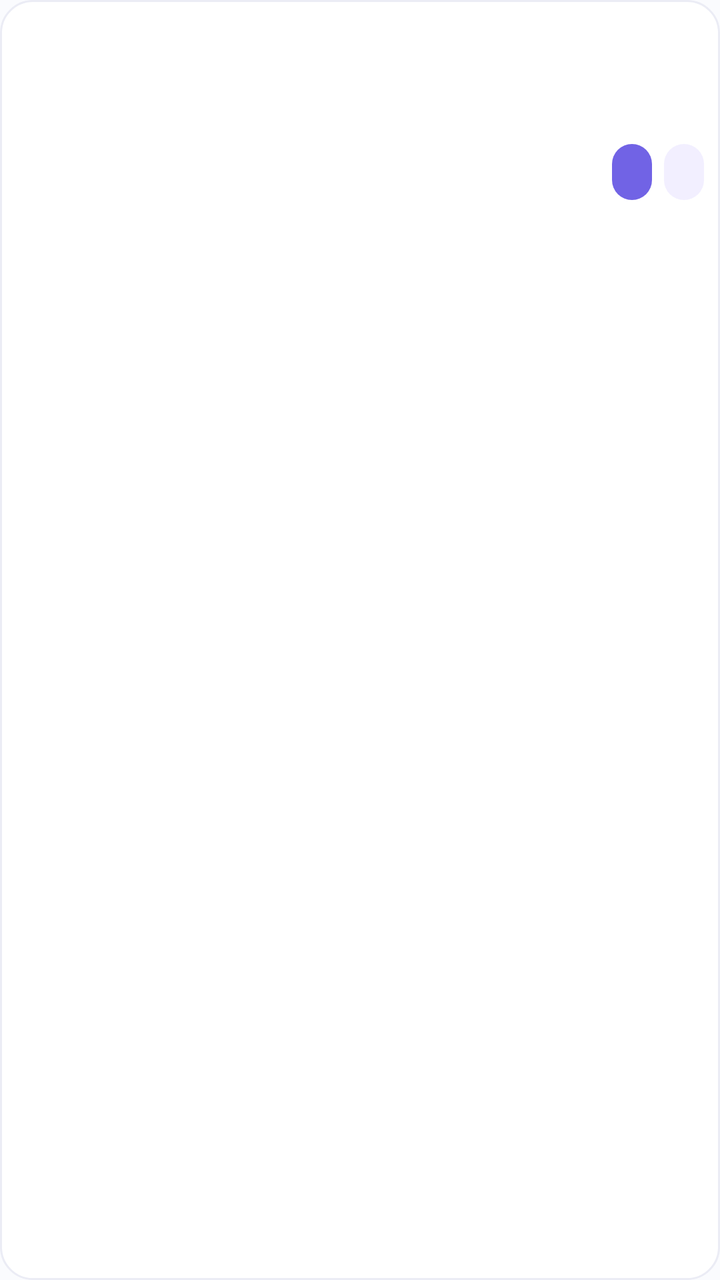
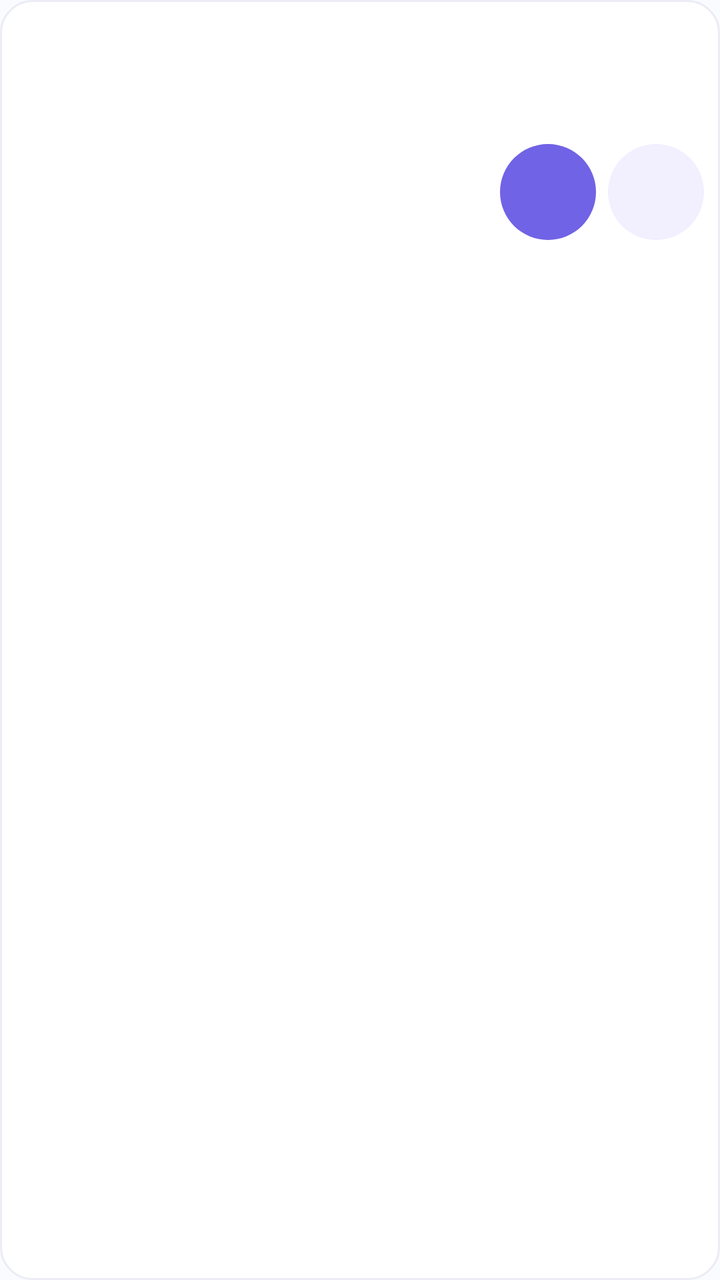

Compare the two renders of this Android layout. The source of the first and the diff that turns it into the second are given below.
<!-- AndroidManifest.xml: application theme Theme.Dose -->
<!-- res/layout/widget_dose_row.xml -->
<LinearLayout xmlns:android="http://schemas.android.com/apk/res/android"
    android:id="@+id/widget_row" android:layout_width="match_parent" android:layout_height="108dp" android:layout_marginBottom="8dp"
    android:padding="8dp" android:orientation="vertical" android:background="@drawable/widget_row_background">
    <LinearLayout android:layout_width="match_parent" android:layout_height="58dp" android:gravity="center_vertical">
        <ImageView android:id="@+id/widget_icon" android:layout_width="34dp" android:layout_height="34dp" android:contentDescription="@null"/>
        <LinearLayout android:layout_width="0dp" android:layout_weight="1" android:layout_height="wrap_content" android:layout_marginStart="8dp" android:orientation="vertical">
            <TextView android:id="@+id/medication_name" android:layout_width="match_parent" android:layout_height="wrap_content" android:textSize="14sp" android:textStyle="bold" android:textColor="#252B43" android:maxLines="1" android:ellipsize="end"/>
            <TextView android:id="@+id/medication_detail" android:layout_width="match_parent" android:layout_height="wrap_content" android:textSize="12sp" android:textColor="#6F748B" android:maxLines="1" android:ellipsize="end"/>
            <LinearLayout android:layout_width="match_parent" android:layout_height="wrap_content" android:paddingTop="5dp">
                <TextView android:id="@+id/widget_row_time" android:layout_width="wrap_content" android:layout_height="wrap_content" android:textSize="11sp" android:textStyle="bold" android:textColor="#7163E5"/>
                <TextView android:id="@+id/widget_row_status" android:layout_width="0dp" android:layout_weight="1" android:layout_height="wrap_content" android:layout_marginStart="8dp" android:textSize="11sp" android:textColor="#6F748B" android:maxLines="1" android:ellipsize="end"/>
            </LinearLayout>
        </LinearLayout>
    </LinearLayout>
    <LinearLayout android:id="@+id/widget_row_actions" android:layout_width="match_parent" android:layout_height="28dp" android:layout_marginTop="6dp" android:gravity="end" android:baselineAligned="false">
        <FrameLayout android:layout_width="wrap_content" android:layout_height="match_parent">
            <TextView android:id="@+id/take_now" android:layout_gravity="end" android:layout_width="wrap_content" android:layout_height="match_parent" android:gravity="center" android:paddingHorizontal="10dp" android:includeFontPadding="false" android:textSize="11sp" android:textStyle="bold" android:maxLines="1" android:ellipsize="end" android:textColor="#FFFFFF" android:background="@drawable/notification_action_primary"/>
        </FrameLayout>
        <FrameLayout android:layout_width="wrap_content" android:layout_height="match_parent" android:layout_marginStart="6dp">
            <TextView android:id="@+id/skip" android:layout_width="wrap_content" android:layout_height="match_parent" android:gravity="center" android:paddingHorizontal="10dp" android:includeFontPadding="false" android:textSize="11sp" android:textStyle="bold" android:maxLines="1" android:ellipsize="end" android:textColor="#5141BE" android:background="@drawable/notification_action_secondary"/>
        </FrameLayout>
    </LinearLayout>
</LinearLayout>
<!-- resources referenced by this layout -->
<resources>
  <!-- drawable notification_action_primary (drawable) -->
  <shape xmlns:android="http://schemas.android.com/apk/res/android" android:shape="rectangle">
      <solid android:color="#7163E5"/><corners android:radius="24dp"/>
  </shape>
  <!-- drawable notification_action_secondary (drawable) -->
  <shape xmlns:android="http://schemas.android.com/apk/res/android" android:shape="rectangle">
      <solid android:color="#F2EFFF"/><corners android:radius="24dp"/>
  </shape>
  <!-- drawable widget_row_background (drawable) -->
  <shape xmlns:android="http://schemas.android.com/apk/res/android"><solid android:color="#FFFFFF"/><corners android:radius="16dp"/><stroke android:width="1dp" android:color="#EBECF5"/></shape>
  <style name="Theme.Dose" parent="Theme.Dose.Light" />
  <style name="Theme.Dose.Light" parent="Theme.Dose.Base.Light" />
  <style name="Theme.Dose.Base.Light" parent="android:style/Theme.Material.Light.NoActionBar">
          <item name="android:windowBackground">#FAFBFE</item>
          <item name="android:statusBarColor">#FAFBFE</item>
          <item name="android:navigationBarColor">#FFFFFF</item>
          <item name="android:windowLightStatusBar">true</item>
          <item name="android:colorAccent">#7163E5</item>
      </style>
</resources>

<!-- the commit's change to res/layout/widget_dose_row.xml (unified diff, before → after) -->
@@ -1,5 +1,5 @@
 <LinearLayout xmlns:android="http://schemas.android.com/apk/res/android"
-    android:id="@+id/widget_row" android:layout_width="match_parent" android:layout_height="108dp" android:layout_marginBottom="8dp"
+    android:id="@+id/widget_row" android:layout_width="match_parent" android:layout_height="128dp" android:layout_marginBottom="8dp"
     android:padding="8dp" android:orientation="vertical" android:background="@drawable/widget_row_background">
     <LinearLayout android:layout_width="match_parent" android:layout_height="58dp" android:gravity="center_vertical">
         <ImageView android:id="@+id/widget_icon" android:layout_width="34dp" android:layout_height="34dp" android:contentDescription="@null"/>
@@ -12,12 +12,12 @@
             </LinearLayout>
         </LinearLayout>
     </LinearLayout>
-    <LinearLayout android:id="@+id/widget_row_actions" android:layout_width="match_parent" android:layout_height="28dp" android:layout_marginTop="6dp" android:gravity="end" android:baselineAligned="false">
+    <LinearLayout android:id="@+id/widget_row_actions" android:layout_width="match_parent" android:layout_height="48dp" android:layout_marginTop="6dp" android:gravity="end" android:baselineAligned="false">
         <FrameLayout android:layout_width="wrap_content" android:layout_height="match_parent">
-            <TextView android:id="@+id/take_now" android:layout_gravity="end" android:layout_width="wrap_content" android:layout_height="match_parent" android:gravity="center" android:paddingHorizontal="10dp" android:includeFontPadding="false" android:textSize="11sp" android:textStyle="bold" android:maxLines="1" android:ellipsize="end" android:textColor="#FFFFFF" android:background="@drawable/notification_action_primary"/>
+            <TextView android:id="@+id/take_now" android:minWidth="48dp" android:layout_gravity="end" android:layout_width="wrap_content" android:layout_height="match_parent" android:gravity="center" android:paddingHorizontal="10dp" android:includeFontPadding="false" android:textSize="11sp" android:textStyle="bold" android:maxLines="1" android:ellipsize="end" android:textColor="#FFFFFF" android:background="@drawable/notification_action_primary"/>
         </FrameLayout>
         <FrameLayout android:layout_width="wrap_content" android:layout_height="match_parent" android:layout_marginStart="6dp">
-            <TextView android:id="@+id/skip" android:layout_width="wrap_content" android:layout_height="match_parent" android:gravity="center" android:paddingHorizontal="10dp" android:includeFontPadding="false" android:textSize="11sp" android:textStyle="bold" android:maxLines="1" android:ellipsize="end" android:textColor="#5141BE" android:background="@drawable/notification_action_secondary"/>
+            <TextView android:id="@+id/skip" android:minWidth="48dp" android:layout_width="wrap_content" android:layout_height="match_parent" android:gravity="center" android:paddingHorizontal="10dp" android:includeFontPadding="false" android:textSize="11sp" android:textStyle="bold" android:maxLines="1" android:ellipsize="end" android:textColor="#5141BE" android:background="@drawable/notification_action_secondary"/>
         </FrameLayout>
     </LinearLayout>
 </LinearLayout>
